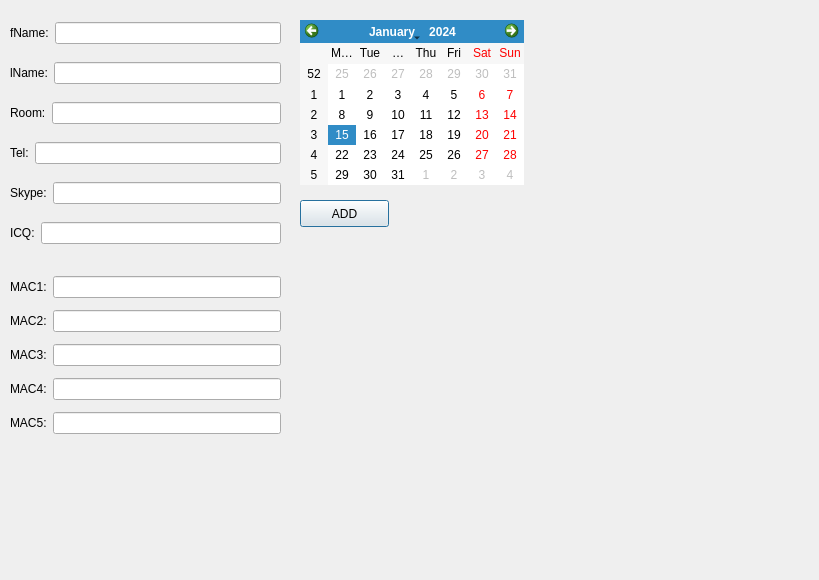
datMaster/inetUsers, file adddialog.ui: the form before one commit.
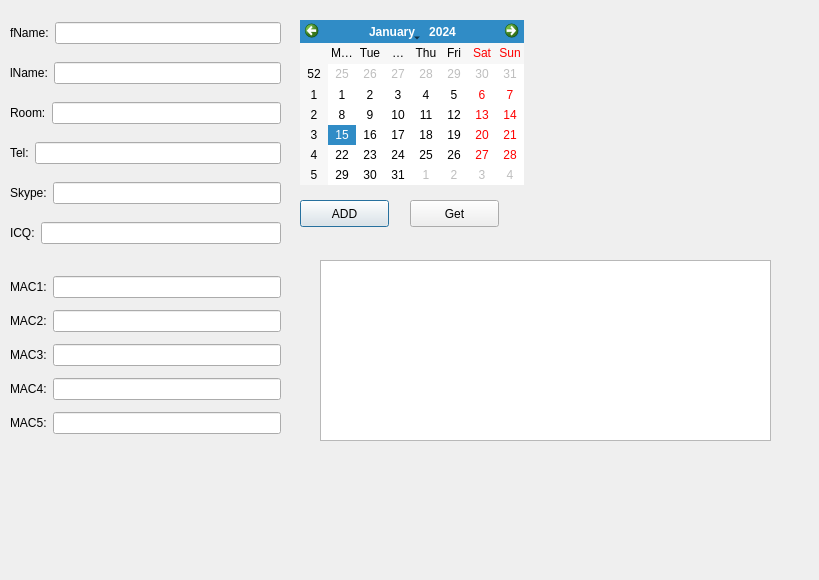
The form after the commit.

What changed in the file:
```diff
--- a/adddialog.ui
+++ b/adddialog.ui
@@ -214,12 +214,29 @@
     </item>
    </layout>
   </widget>
-  <zorder>label_4</zorder>
-  <zorder>verticalLayoutWidget</zorder>
-  <zorder>pushButton</zorder>
-  <zorder>calendarWidget</zorder>
-  <zorder>verticalLayoutWidget_2</zorder>
-  <zorder>label_9</zorder>
+  <widget class="QPushButton" name="pushButton_2">
+   <property name="geometry">
+    <rect>
+     <x>410</x>
+     <y>200</y>
+     <width>89</width>
+     <height>27</height>
+    </rect>
+   </property>
+   <property name="text">
+    <string>Get</string>
+   </property>
+  </widget>
+  <widget class="QTextEdit" name="textEdit">
+   <property name="geometry">
+    <rect>
+     <x>320</x>
+     <y>260</y>
+     <width>451</width>
+     <height>181</height>
+    </rect>
+   </property>
+  </widget>
  </widget>
  <resources/>
  <connections/>
```
